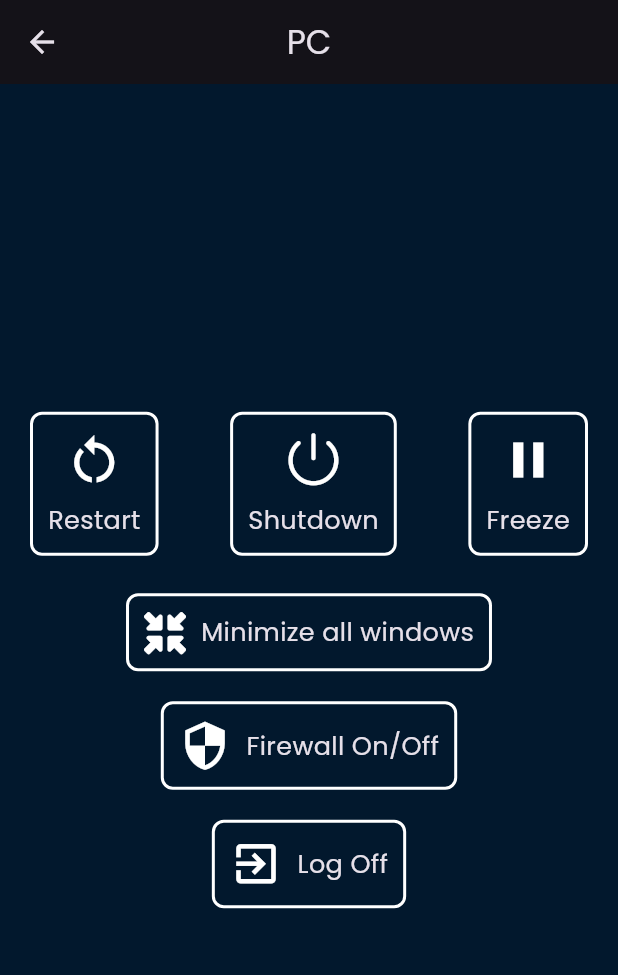
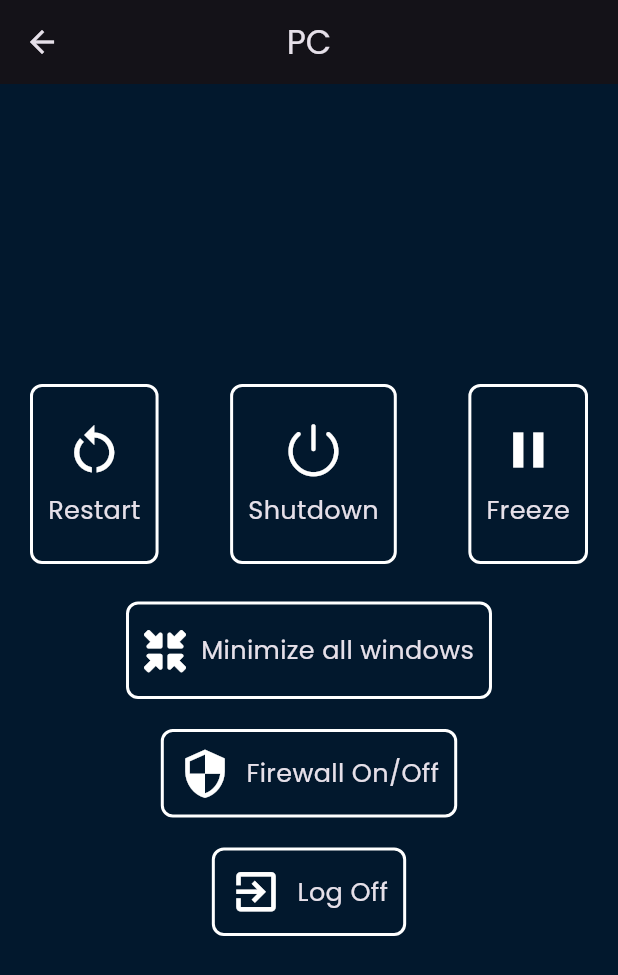
Before and after one commit to Zaigham08/inferno_core, a Flutter app: the PC screen opened directly, on a phone screen of 412 x 824 dp. Shown: the top 975 px of the screen. Run offline on Flutter 3.47's test engine with Material 3 defaults, Android fonts, the phone set to English and light mode, and no system bars; our stand-ins replace firebase_auth, flutter_spinkit, flutter_svg, fluttertoast, font_awesome_flutter, get and 2 more; missing offline and left inert: external_path, firebase_app_check, open_file_plus; accounts and stored records are empty.

Commit message:
4rth commit

```diff
--- a/lib/main.dart
+++ b/lib/main.dart
@@ -1,10 +1,6 @@
 import 'package:flutter/material.dart';
 import 'package:get/get.dart';
 import 'package:inferno_core/res/constants.dart';
-import 'package:inferno_core/view/controls/network.dart';
-import 'package:inferno_core/view/controls/pc.dart';
-import 'package:inferno_core/view/controls_panel.dart';
-import 'package:inferno_core/view/files_page.dart';
 import 'package:inferno_core/view/splash.dart';
 
 void main() {
@@ -23,7 +19,7 @@ class MyApp extends StatelessWidget {
         useMaterial3: true,
         brightness: Brightness.dark,
       ),
-      home: const PC(),
+      home: const SplashScreen(),
     );
   }
 }
--- /dev/null
+++ b/lib/res/widgets/button components/icon_text_btn.dart
@@ -0,0 +1,69 @@
+import 'package:flutter/material.dart';
+import 'package:inferno_core/res/helper_extensions.dart';
+
+import '../../constants.dart';
+import '../general widgets/my_text.dart';
+
+class IconTextBtn extends StatelessWidget {
+  final String btnText;
+  final IconData icon;
+  final VoidCallback onTap;
+  final double iconSize, textSize;
+  final double? width, height;
+  final bool isVertical;
+
+  const IconTextBtn({
+    super.key,
+    required this.btnText,
+    required this.icon,
+    required this.onTap,
+    this.iconSize = 40,
+    this.textSize = 17,
+    this.isVertical = true,
+    this.width,
+    this.height,
+  });
+
+  @override
+  Widget build(BuildContext context) {
+    return InkWell(
+      onTap: onTap,
+      child: Container(
+        width: width,
+        height: height,
+        padding: const EdgeInsets.all(10),
+        decoration: BoxDecoration(
+          borderRadius: BorderRadius.circular(8),
+          border: Border.all(color: whiteColor, width: 2),
+        ),
+        child: Center(
+          child: isVertical
+              ? Column(
+                  mainAxisAlignment: MainAxisAlignment.center,
+                  children: [
+                    Icon(icon, size: iconSize),
+                    8.ph,
+                    MyText(
+                      btnText,
+                      fontSize: textSize,
+                      textAlign: TextAlign.center,
+                    ),
+                  ],
+                )
+              : Row(
+                  mainAxisAlignment: MainAxisAlignment.center,
+                  children: [
+                    Icon(icon, size: iconSize - 5),
+                    10.pw,
+                    MyText(
+                      btnText,
+                      fontSize: textSize,
+                      textAlign: TextAlign.center,
+                    ),
+                  ],
+                ),
+        ),
+      ),
+    );
+  }
+}
--- a/lib/view/controls/pc.dart
+++ b/lib/view/controls/pc.dart
@@ -4,7 +4,7 @@ import 'package:font_awesome_flutter/font_awesome_flutter.dart';
 import 'package:inferno_core/res/constants.dart';
 import 'package:inferno_core/res/helper_extensions.dart';
 
-import '../../res/widgets/general widgets/my_text.dart';
+import '../../res/widgets/button components/icon_text_btn.dart';
 
 class PC extends StatelessWidget {
   const PC({Key? key}) : super(key: key);
@@ -24,16 +24,19 @@ class PC extends StatelessWidget {
                 IconTextBtn(
                   btnText: "Restart",
                   icon: Icons.restart_alt,
+                  height: 120,
                   onTap: () {},
                 ),
                 IconTextBtn(
                   btnText: "Shutdown",
                   icon: CupertinoIcons.power,
+                  height: 120,
                   onTap: () {},
                 ),
                 IconTextBtn(
                   btnText: "Freeze",
                   icon: Icons.pause,
+                  height: 120,
                   onTap: () {},
                 ),
               ],
@@ -48,6 +51,7 @@ class PC extends StatelessWidget {
                       btnText: "Minimize all windows",
                       icon: FontAwesomeIcons.minimize,
                       iconSize: 33,
+                      height: 65,
                       isVertical: false,
                       onTap: () {},
                     ),
@@ -75,58 +79,3 @@ class PC extends StatelessWidget {
     );
   }
 }
-
-class IconTextBtn extends StatelessWidget {
-  final String btnText;
-  final IconData icon;
-  final VoidCallback onTap;
-  final double iconSize, textSize;
-  final bool isVertical;
-
-  const IconTextBtn({
-    super.key,
-    required this.btnText,
-    required this.icon,
-    required this.onTap,
-    this.iconSize = 40,
-    this.textSize = 17,
-    this.isVertical = true,
-  });
-
-  @override
-  Widget build(BuildContext context) {
-    return InkWell(
-      onTap: onTap,
-      child: Container(
-        padding: const EdgeInsets.all(10),
-        decoration: BoxDecoration(
-          borderRadius: BorderRadius.circular(8),
-          border: Border.all(color: whiteColor, width: 2),
-        ),
-        child: Center(
-          child: isVertical
-              ? Column(
-                  children: [
-                    Icon(icon, size: iconSize),
-                    8.ph,
-                    MyText(
-                      btnText,
-                      fontSize: textSize,
-                    ),
-                  ],
-                )
-              : Row(
-                  children: [
-                    Icon(icon, size: iconSize-5),
-                    10.pw,
-                    MyText(
-                      btnText,
-                      fontSize: textSize,
-                    ),
-                  ],
-                ),
-        ),
-      ),
-    );
-  }
-}
--- a/lib/view/splash.dart
+++ b/lib/view/splash.dart
@@ -26,8 +26,8 @@ class _SplashScreenState extends State<SplashScreen> {
           borderRadius: BorderRadius.circular(15),
           child: Image.asset(
             'assets/images/logo.jpg',
-            height: 150,
-            width: 150,
+            height: 130,
+            width: 130,
           ),
         ),
       ),
```
Also changed, not shown: lib/view/controls/accounts.dart (added, +37 -0 lines), lib/view/controls/miscellaneous.dart (added, +67 -0 lines), lib/view/controls/programs.dart (added, +82 -0 lines), lib/view/controls_panel.dart (+37 -20 lines), lib/view/home.dart (+8 -9 lines).
